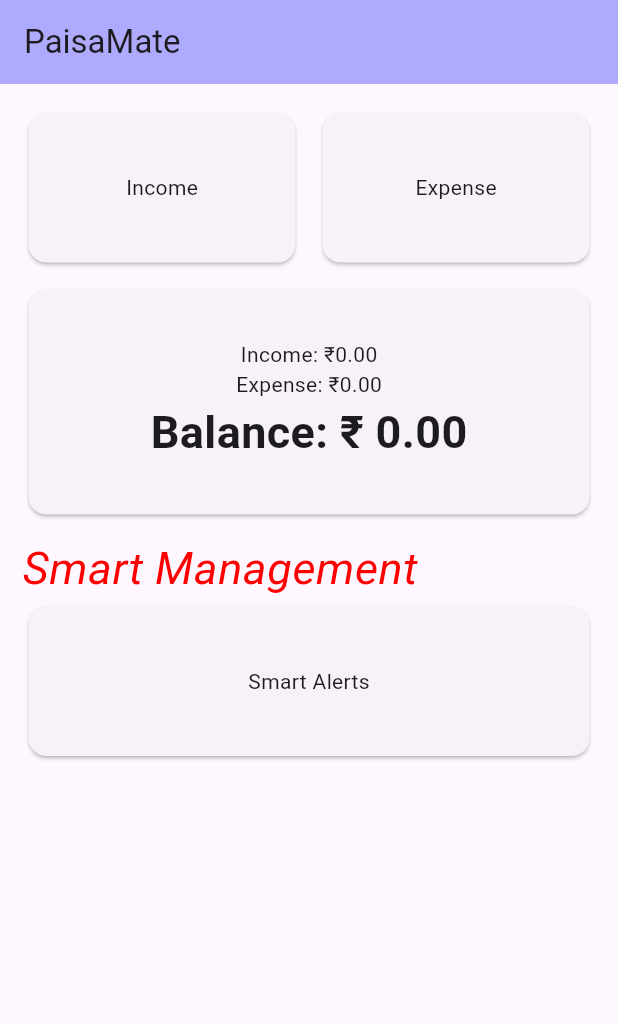
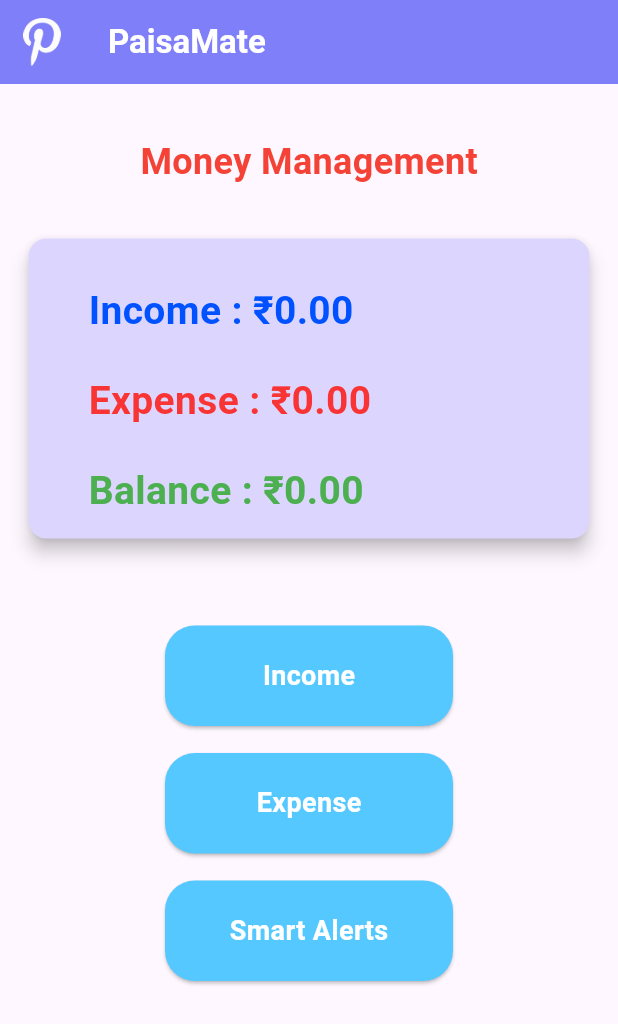
Before and after one commit to Abhinavpradeepk/PaisaMate---Personal-money-management-App, a Flutter app: the screen it shows after launch, on a phone screen of 412 x 824 dp. Shown: the top 1024 px of the screen. Run offline on Flutter 3.47's test engine with Material 3 defaults, Android fonts, the phone set to English and light mode, and no system bars; our stand-ins replace flutter_local_notifications, sqflite, timezone; accounts and stored records are empty.

Commit message:
updated home screen and splash screen UI

```diff
--- a/lib/screens/home.dart
+++ b/lib/screens/home.dart
@@ -16,22 +16,24 @@ class ScreenHome extends StatefulWidget {
 
 double totalIncome = 0;
 double totalExpense = 0;
+
 class _ScreenHomeState extends State<ScreenHome> {
-    Future <void> loadTotalIncome()async {
+  Future<void> loadTotalIncome() async {
     final total = await IncomeDB.getTotalIncome();
+
     setState(() {
       totalIncome = total;
     });
   }
 
+  Future<void> loadTotalExpense() async {
+    final total = await ExpenseDB.getTotalExpense();
 
-Future <void> loadTotalExpense()async{
-  final total = await ExpenseDB.getTotalExpense();
     setState(() {
-    totalExpense=total;
+      totalExpense = total;
     });
+  }
 
-}
   @override
   void initState() {
     super.initState();
@@ -41,85 +43,98 @@ Future <void> loadTotalExpense()async{
     refreshTotalExpense();
   }
 
+  @override
   Widget build(BuildContext context) {
     return Scaffold(
-      appBar: AppBar(title:Text('PaisaMate'),backgroundColor: Color.fromARGB(80, 0, 4, 255)),
-      body: SafeArea(child: Padding(padding: EdgeInsets.all(15),
-      child: Column(
-        crossAxisAlignment: CrossAxisAlignment.stretch,
-        children: [Row(
-          children: [
-            Expanded(child: InkWell(
-              onTap: (){
-                                Navigator.push(context, MaterialPageRoute(builder: (context)=>IncomeScreen(),
+      appBar: AppBar(
+        backgroundColor: const Color.fromARGB(166, 60, 63, 248),
+        leading: Padding(
+          padding: const EdgeInsets.all(12),
+          child: Image.asset(
+            'lib/assets/pngegg (22) 1.png',
+            fit: BoxFit.contain,
           ),
-
-                                );
-                                loadTotalIncome();
-
-
-              },
-              child: Card(
-              child: SizedBox(height: 100,
-              child: Center(
-                child: Text('Income'),
-              ),),
-            ) ,
-            )
-            ,),
-            SizedBox(width: 10,),
-            Expanded(child: InkWell(
-              onTap: (){
-                Navigator.push(context, MaterialPageRoute(builder: (context)=>ExpenseScreen()));
-
-
-              },
-              child: Card(
-              child: SizedBox(
-                height: 100,
-                child: Center(
-                  child: Text('Expense'),
+        ),
+        title: const Text(
+          'PaisaMate',
+          style: TextStyle(
+            color: Colors.white,
+            fontWeight: FontWeight.bold,
           ),
         ),
       ),
 
-            )
+      body: SafeArea(
+        child: Padding(
+          padding: const EdgeInsets.all(15),
+          child: Column(
+            crossAxisAlignment: CrossAxisAlignment.stretch,
+            children: [
+
+
+              const SizedBox(height: 20),
+
+              const Align(
+                alignment: Alignment.center,
+                child: Text(
+                  'Money Management',
+                  style: TextStyle(
+                    fontSize: 24,
+                    color: Colors.red,
+                    fontWeight: FontWeight.bold,
+                  ),
+                ),
+              ),
+
+              const SizedBox(height: 30),
+
+              Card(
+                elevation: 5,
+                color: const Color.fromARGB(255, 220, 214, 255),
+                child: SizedBox(
+                  width: double.infinity,
+                  height: 200,
+                  child: Stack(
+
+                    children: [ Positioned(left: 40,top:30, child:ValueListenableBuilder<double>(
+                          valueListenable: totalIncomeNotifier,
+                          builder: (context, income, child) {
+                            return Text(
+                              'Income : ₹${income.toStringAsFixed(2)}',
+                              style: const TextStyle(
+
+                                    fontSize: 26,
+                                    fontWeight: FontWeight.bold,
+                                    color: Color.fromARGB(255, 0, 81, 255),
+
+                              ),
+                            );
+                          },
+                        ),
+                    ),
+
+                          Positioned(left: 40,top:90, child:ValueListenableBuilder<double>(
+                          valueListenable: totalExpenseNotifier,
+                          builder: (context, expense, child) {
+                            return Text(
+                              'Expense : ₹${expense.toStringAsFixed(2)}',
+
+                              style: const TextStyle(
+
+                                    fontSize: 26,
+                                    fontWeight: FontWeight.bold,
+                                    color: Color.fromARGB(255, 248, 52, 52),
+
+                              ),
+                            );
+                          },
+                        ),),
 
 
 
 
-            ),
-          ],
-        ),
-        SizedBox(height:10 ,),
-        InkWell(
-          onTap: (){
-
-          },
-          child:Card(
-  child: SizedBox(
-    width: double.infinity,
-    height: 150,
-    child: Column(
-      mainAxisAlignment: MainAxisAlignment.center,
-      children: [
-        ValueListenableBuilder<double>(
-          valueListenable: totalIncomeNotifier,
-          builder: (context, income, child) {
-            return Text(
-              'Income: ₹${income.toStringAsFixed(2)}',
-            );
-          },
-        ),
-        ValueListenableBuilder<double>(
-          valueListenable: totalExpenseNotifier,
-          builder: (context, expense, child) {
-            return Text(
-              'Expense: ₹${expense.toStringAsFixed(2)}',
-            );
-          },
-        ),
-        ValueListenableBuilder<double>(
+                        const SizedBox(height: 20),
+                        Positioned(left: 40,top: 150,child:ValueListenableBuilder<double>(
                           valueListenable: totalIncomeNotifier,
                           builder: (context, income, child) {
                             return ValueListenableBuilder<double>(
@@ -128,69 +143,138 @@ Future <void> loadTotalExpense()async{
                                 final balance = income - expense;
 
                                 return Text(
-          'Balance: ₹ ${balance.toStringAsFixed(2)}',
+                                  'Balance : ₹${balance.toStringAsFixed(2)}',
                                   style: const TextStyle(
-            fontSize: 30,
+                                    fontSize: 26,
                                     fontWeight: FontWeight.bold,
+                                    color: Colors.green,
                                   ),
                                 );
                               },
                             );
+
                           },
-)
+                        ),
+                  )],
+                    ),
+                  ),
+                ),
+              const SizedBox(height: 50),
+
+Center(
+  child: Column(
+    children: [
+      SizedBox(
+        width: 200,
+        height: 75,
+        child: InkWell(
+          onTap: () async {
+            await Navigator.push(
+              context,
+              MaterialPageRoute(
+                builder: (context) => IncomeScreen(),
+              ),
+            );
+
+            loadTotalIncome();
+          },
+          child: Card(
+            shape: RoundedRectangleBorder(
+    borderRadius: BorderRadiusGeometry.circular(20) ,
+  ),
+            color: Color.fromARGB(255, 85, 201, 255),
+            child: Center(
+              child: Text(
+                'Income',
+                style: TextStyle(
+                  fontSize: 18,
+                  color: Colors.white,
+                  fontWeight: FontWeight.bold,
+                ),
+              ),
+            ),
+          ),
+        ),
+      ),
+
+      const SizedBox(height: 10),
+
+      SizedBox(
+        width: 200,
+        height: 75,
+        child: InkWell(
+          onTap: () async {
+            await Navigator.push(
+              context,
+              MaterialPageRoute(
+                builder: (context) => ExpenseScreen(),
+              ),
+            );
+
+            loadTotalExpense();
+          },
+          child:  Card(
+            shape: RoundedRectangleBorder(
+    borderRadius: BorderRadiusGeometry.circular(20) ,
+  ),
+            color: Color.fromARGB(255, 85, 201, 255),
+            child: Center(
+              child: Text(
+                'Expense',
+                style: TextStyle(
+                  color: Colors.white,
+                  fontSize: 18,
+                  fontWeight: FontWeight.bold,
+                ),
+              ),
+            ),
+          ),
+        ),
+      ),
+
+      const SizedBox(height: 10),
+
+      SizedBox(
+        width: 200,
+        height: 75,
+        child: InkWell(
+          onTap: () {
+            Navigator.push(
+              context,
+              MaterialPageRoute(
+                builder: (context) => ScreenAlerts(),
+              ),
+            );
+          },
+          child:  Card(
+            shape: RoundedRectangleBorder(
+    borderRadius: BorderRadiusGeometry.circular(20) ,
+  ),
+            color: Color.fromARGB(255, 85, 201, 255),
+
+            child: Center(
+              child: Text(
+                'Smart Alerts',
+                style: TextStyle(
+                  fontSize: 18,
+                  color: Colors.white,
+                  fontWeight: FontWeight.bold,
+                ),
+              ),
+            ),
+          ),
+        ),
+      ),
     ],
   ),
 ),
-)
-        ) ,
-
-        SizedBox(height: 10,),
-        Text('Smart Management',style: TextStyle(fontSize: 30,fontStyle:FontStyle.italic,color: const Color.fromARGB(255, 255, 0, 0) ),),
-        Row(
-          children: [
-            Expanded(child: InkWell(
-              onTap: (){
-                                Navigator.push(context, MaterialPageRoute(builder: (context)=>ScreenAlerts(),
-                                ),
-
-                                );
-                                loadTotalIncome();
-
-
-              },
-              child: Card(
-              child: SizedBox(height: 100,
-              child: Center(
-                child: Text('Smart Alerts'),
-              ),),
-            ) ,
-            )
-            ,)
-
-          ],
-
-        )
 
 
 
             ],
-
           ),
-
-
         ),
-
       ),
-
-
-
-
-
-
-
-
     );
-
-
   }
 }
```
Also changed, not shown: lib/screens/splash.dart (+50 -7 lines), pubspec.yaml (+3 -5 lines), lib/assets/pngegg (22) 1.png (added). Lines whose indentation alone changed are shown as unchanged.
